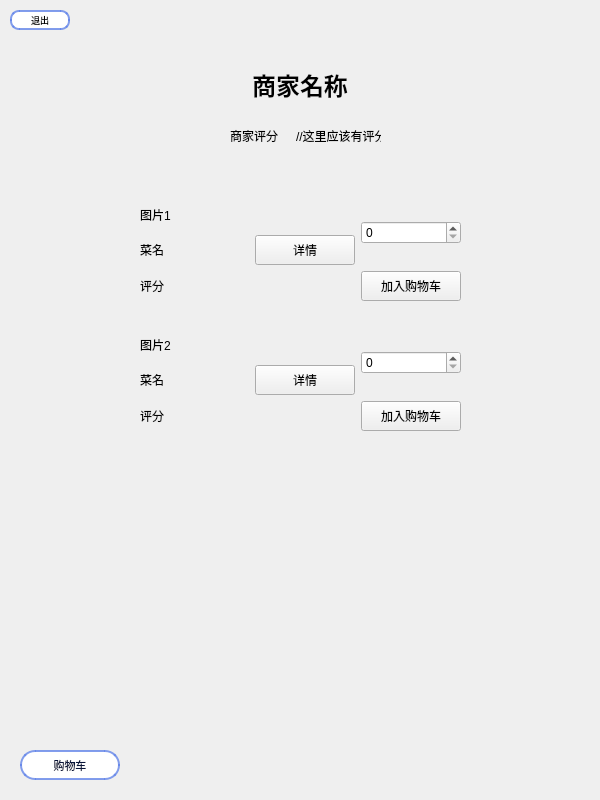
chichuxwx/Food-delivery-platform, file consumer/storepage.ui: the form before one commit.
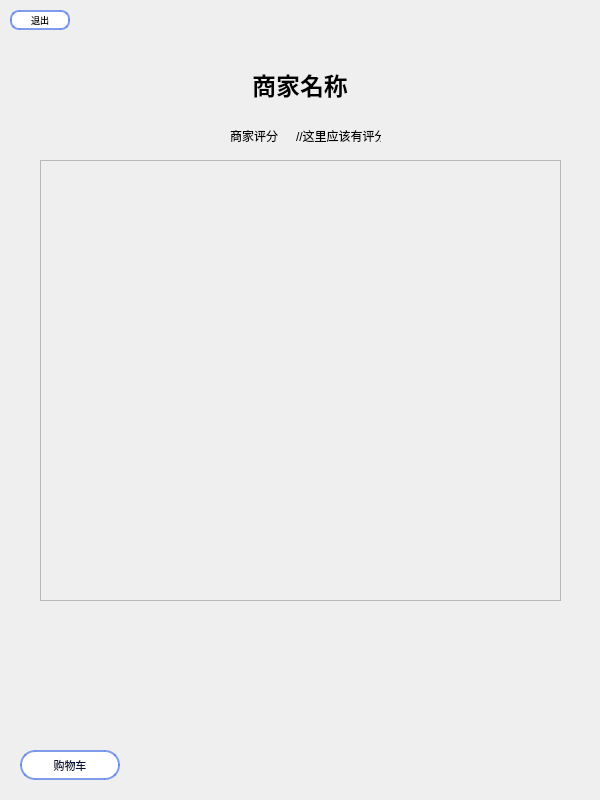
The form after the commit. Icons and pictures are not drawn.

Diff of the .ui file:
```diff
--- a/consumer/storepage.ui
+++ b/consumer/storepage.ui
@@ -25,90 +25,10 @@
   <property name="windowTitle">
    <string>Form</string>
   </property>
-  <widget class="QWidget" name="layoutWidget">
-   <property name="geometry">
-    <rect>
-     <x>140</x>
-     <y>330</y>
-     <width>321</width>
-     <height>101</height>
-    </rect>
-   </property>
-   <layout class="QGridLayout" name="gridLayout_2">
-    <item row="0" column="0">
-     <widget class="QLabel" name="label_11">
-      <property name="text">
-       <string>图片2</string>
-      </property>
-     </widget>
-    </item>
-    <item row="1" column="2">
-     <widget class="QPushButton" name="pushButton_3">
-      <property name="minimumSize">
-       <size>
-        <width>100</width>
-        <height>30</height>
-       </size>
-      </property>
-      <property name="maximumSize">
-       <size>
-        <width>100</width>
-        <height>30</height>
-       </size>
-      </property>
-      <property name="font">
-       <font>
-        <family>华文细黑</family>
-       </font>
-      </property>
-      <property name="text">
-       <string>详情</string>
-      </property>
-     </widget>
-    </item>
-    <item row="0" column="4" rowspan="2">
-     <widget class="QSpinBox" name="spinBox_2"/>
-    </item>
-    <item row="1" column="0">
-     <widget class="QLabel" name="label_12">
-      <property name="text">
-       <string>菜名</string>
-      </property>
-     </widget>
-    </item>
-    <item row="2" column="4">
-     <widget class="QPushButton" name="pushButton_7">
-      <property name="minimumSize">
-       <size>
-        <width>100</width>
-        <height>30</height>
-       </size>
-      </property>
-      <property name="maximumSize">
-       <size>
-        <width>100</width>
-        <height>30</height>
-       </size>
-      </property>
-      <property name="font">
-       <font>
-        <family>华文细黑</family>
-       </font>
-      </property>
-      <property name="text">
-       <string>加入购物车</string>
-      </property>
-     </widget>
-    </item>
-    <item row="2" column="0">
-     <widget class="QLabel" name="label_10">
-      <property name="text">
-       <string>评分</string>
-      </property>
-     </widget>
-    </item>
-   </layout>
-  </widget>
+  <property name="windowIcon">
+   <iconset resource="../Image.qrc">
+    <normaloff>:/image/lt_cml.jpg</normaloff>:/image/lt_cml.jpg</iconset>
+  </property>
   <widget class="QLabel" name="label_4">
    <property name="geometry">
     <rect>
@@ -235,96 +155,6 @@
     <string>&lt;html&gt;&lt;head/&gt;&lt;body&gt;&lt;p align=&quot;center&quot;&gt;&lt;span style=&quot; font-size:18pt; font-weight:700;&quot;&gt;商家名称&lt;/span&gt;&lt;/p&gt;&lt;/body&gt;&lt;/html&gt;</string>
    </property>
   </widget>
-  <widget class="QWidget" name="layoutWidget_3">
-   <property name="geometry">
-    <rect>
-     <x>140</x>
-     <y>200</y>
-     <width>321</width>
-     <height>101</height>
-    </rect>
-   </property>
-   <layout class="QGridLayout" name="gridLayout">
-    <item row="0" column="4" rowspan="2">
-     <widget class="QSpinBox" name="spinBox"/>
-    </item>
-    <item row="0" column="0">
-     <widget class="QLabel" name="label_8">
-      <property name="text">
-       <string>图片1</string>
-      </property>
-     </widget>
-    </item>
-    <item row="1" column="2">
-     <widget class="QPushButton" name="pushButton">
-      <property name="sizePolicy">
-       <sizepolicy hsizetype="Minimum" vsizetype="Fixed">
-        <horstretch>0</horstretch>
-        <verstretch>0</verstretch>
-       </sizepolicy>
-      </property>
-      <property name="minimumSize">
-       <size>
-        <width>100</width>
-        <height>30</height>
-       </size>
-      </property>
-      <property name="maximumSize">
-       <size>
-        <width>100</width>
-        <height>30</height>
-       </size>
-      </property>
-      <property name="font">
-       <font>
-        <family>华文细黑</family>
-       </font>
-      </property>
-      <property name="text">
-       <string>详情</string>
-      </property>
-     </widget>
-    </item>
-    <item row="2" column="0">
-     <widget class="QLabel" name="label_9">
-      <property name="text">
-       <string>评分</string>
-      </property>
-     </widget>
-    </item>
-    <item row="2" column="4">
-     <widget class="QPushButton" name="pushButton_6">
-      <property name="minimumSize">
-       <size>
-        <width>100</width>
-        <height>30</height>
-       </size>
-      </property>
-      <property name="maximumSize">
-       <size>
-        <width>100</width>
-        <height>30</height>
-       </size>
-      </property>
-      <property name="font">
-       <font>
-        <family>华文细黑</family>
-       </font>
-      </property>
-      <property name="text">
-       <string>加入购物车</string>
-      </property>
-     </widget>
-    </item>
-    <item row="1" column="0">
-     <widget class="QLabel" name="label_6">
-      <property name="text">
-       <string>菜名</string>
-      </property>
-     </widget>
-    </item>
-   </layout>
-  </widget>
   <widget class="QPushButton" name="pushButton_8">
    <property name="geometry">
     <rect>
@@ -377,13 +207,29 @@
     <string>购物车</string>
    </property>
   </widget>
-  <zorder>label_4</zorder>
-  <zorder>layoutWidget</zorder>
-  <zorder>layoutWidget_2</zorder>
-  <zorder>pushButton_2</zorder>
-  <zorder>label</zorder>
-  <zorder>layoutWidget_3</zorder>
-  <zorder>pushButton_8</zorder>
+  <widget class="QScrollArea" name="scrollArea">
+   <property name="geometry">
+    <rect>
+     <x>40</x>
+     <y>160</y>
+     <width>521</width>
+     <height>441</height>
+    </rect>
+   </property>
+   <property name="widgetResizable">
+    <bool>true</bool>
+   </property>
+   <widget class="QWidget" name="scrollAreaWidgetContents">
+    <property name="geometry">
+     <rect>
+      <x>0</x>
+      <y>0</y>
+      <width>519</width>
+      <height>439</height>
+     </rect>
+    </property>
+   </widget>
+  </widget>
  </widget>
  <resources/>
  <connections/>
```
Left out of the diff: 8 changed lines with no effect on the pictures.
